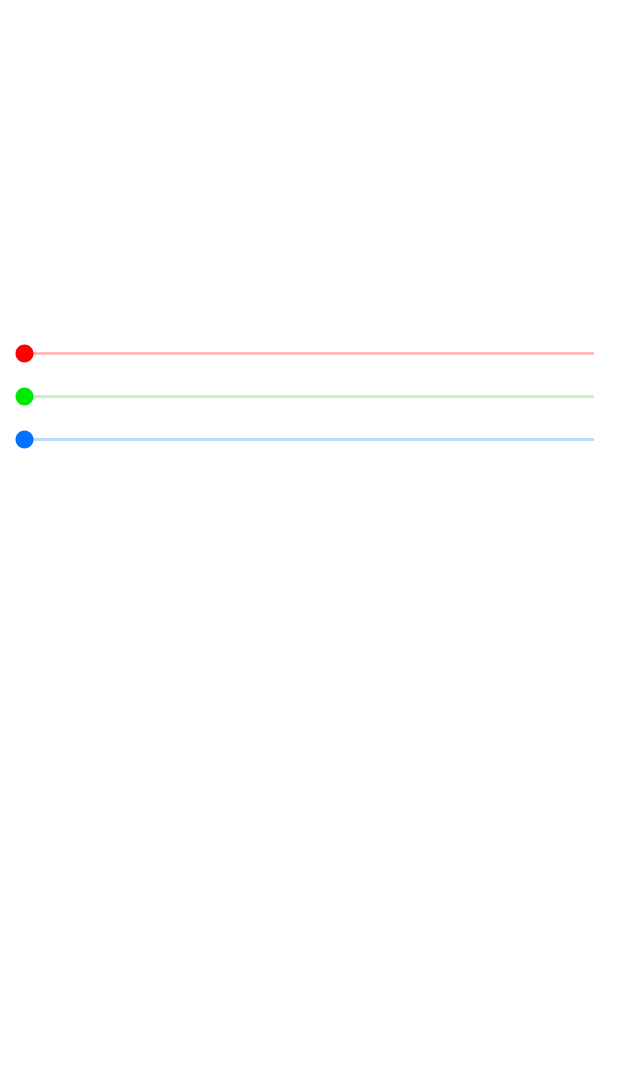
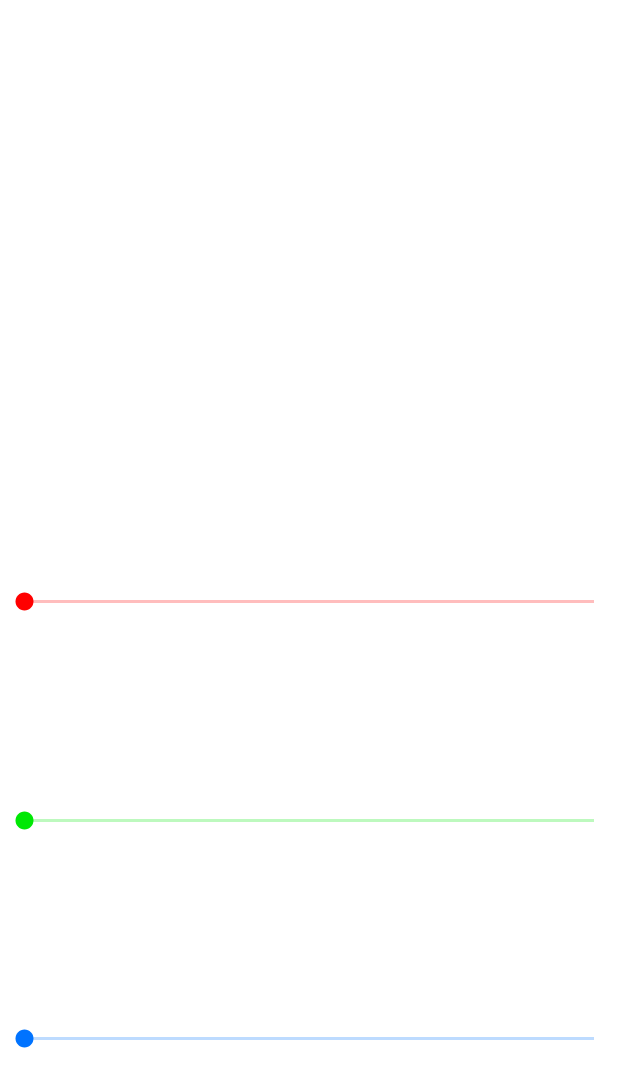
Before and after one commit to Lycast/PointCounter, an Android app: the layout alert_dialog_pick_color.xml on its own in the app's theme, with its tools: preview values and no code run, on a phone screen of 412 x 824 dp. Shown: the top 1087 px of the screen. Run offline under Robolectric (Android 15) with nearby library versions, the phone set to English and light mode, and no system bars.

Commit message:
create and implement color picker optimise dialog participants clear warnings

```diff
--- a/app/src/main/res/layout/alert_dialog_pick_color.xml
+++ b/app/src/main/res/layout/alert_dialog_pick_color.xml
@@ -8,9 +8,10 @@
         android:id="@+id/color_card"
         android:layout_width="0dp"
         android:layout_height="0dp"
-        app:layout_constraintDimensionRatio="2"
+        app:layout_constraintDimensionRatio="3"
         app:layout_constraintTop_toTopOf="parent"
         app:layout_constraintEnd_toEndOf="parent"
+        app:layout_constraintBottom_toTopOf="@id/seekbar_red"
         app:layout_constraintStart_toStartOf="parent" />
 
     <SeekBar
@@ -25,6 +26,7 @@
         android:thumbTint="@color/red"
         app:layout_constraintEnd_toEndOf="parent"
         app:layout_constraintStart_toStartOf="parent"
+        app:layout_constraintBottom_toTopOf="@id/seekbar_green"
         app:layout_constraintTop_toBottomOf="@id/color_card" />
 
     <SeekBar
@@ -37,6 +39,7 @@
         android:progressTint="@color/green"
         android:thumbTint="@color/green"
         app:layout_constraintTop_toBottomOf="@id/seekbar_red"
+        app:layout_constraintBottom_toTopOf="@id/seekbar_blue"
         app:layout_constraintStart_toStartOf="parent"
         app:layout_constraintEnd_toEndOf="parent"/>
 
@@ -50,6 +53,7 @@
         android:progressTint="@color/blue"
         android:thumbTint="@color/blue"
         app:layout_constraintTop_toBottomOf="@id/seekbar_green"
+        app:layout_constraintBottom_toBottomOf="parent"
         app:layout_constraintStart_toStartOf="parent"
         app:layout_constraintEnd_toEndOf="parent"/>
 
```
